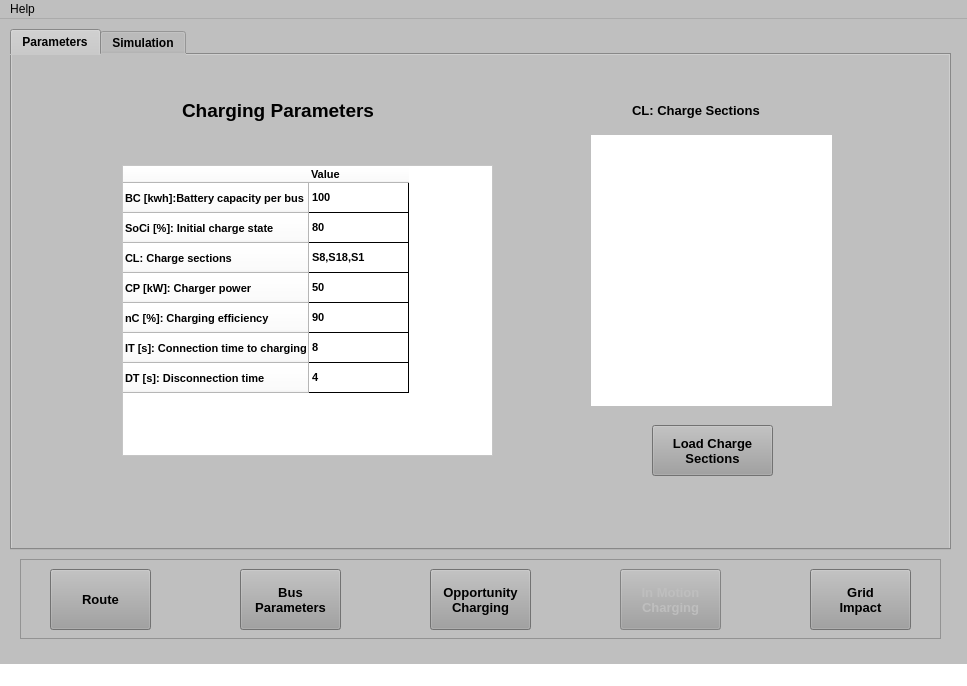
Above: UI/InterfaceDynamic.ui from Potter-Gryffindor/Proyecto-Final before the change. Below: the same form after it.
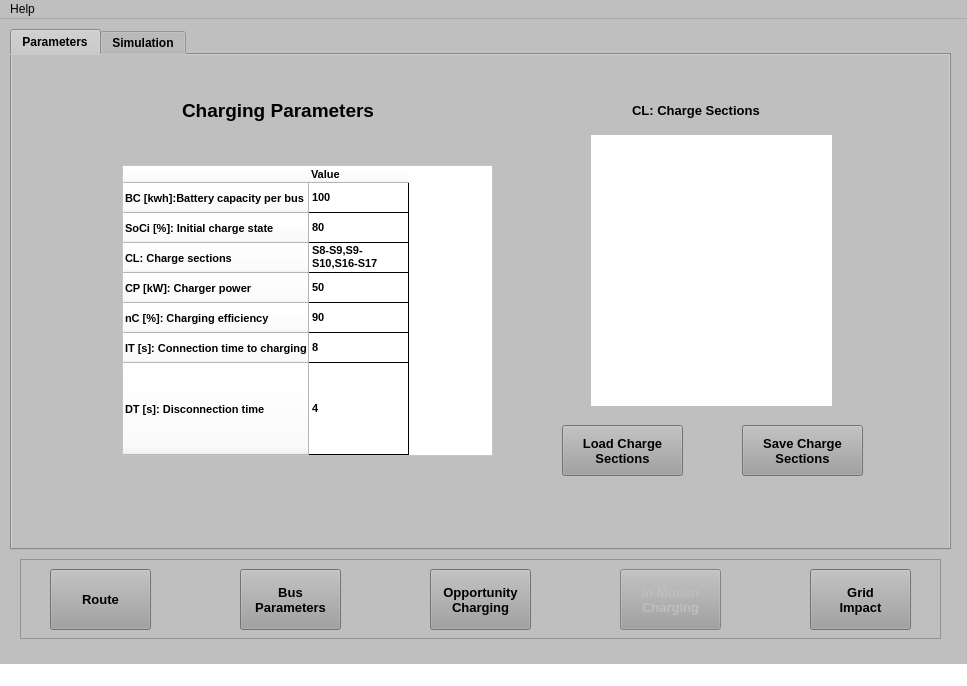
That is the form after the change. Icons and pictures are not drawn.

```diff
--- a/UI/InterfaceDynamic.ui
+++ b/UI/InterfaceDynamic.ui
@@ -1017,6 +1017,30 @@
       <property name="styleSheet">
        <string notr="true">background-color: rgb(255, 255, 255)</string>
       </property>
+      <property name="verticalScrollBarPolicy">
+       <enum>Qt::ScrollBarAsNeeded</enum>
+      </property>
+      <property name="horizontalScrollBarPolicy">
+       <enum>Qt::ScrollBarAsNeeded</enum>
+      </property>
+      <property name="sizeAdjustPolicy">
+       <enum>QAbstractScrollArea::AdjustIgnored</enum>
+      </property>
+      <property name="dragDropMode">
+       <enum>QAbstractItemView::NoDragDrop</enum>
+      </property>
+      <property name="textElideMode">
+       <enum>Qt::ElideRight</enum>
+      </property>
+      <property name="verticalScrollMode">
+       <enum>QAbstractItemView::ScrollPerPixel</enum>
+      </property>
+      <property name="horizontalScrollMode">
+       <enum>QAbstractItemView::ScrollPerPixel</enum>
+      </property>
+      <attribute name="verticalHeaderStretchLastSection">
+       <bool>true</bool>
+      </attribute>
       <row>
        <property name="text">
         <string>BC [kwh]:Battery capacity per bus</string>
@@ -1152,7 +1176,7 @@
       </item>
       <item row="2" column="0">
        <property name="text">
-        <string>S8,S18,S1</string>
+        <string>S8-S9,S9-S10,S16-S17</string>
        </property>
        <property name="font">
         <font>
@@ -1219,7 +1243,7 @@
      <widget class="QPushButton" name="RefreshSectionsButton">
       <property name="geometry">
        <rect>
-        <x>640</x>
+        <x>550</x>
         <y>370</y>
         <width>121</width>
         <height>51</height>
@@ -1290,6 +1314,34 @@
        <string>CL: Charge Sections</string>
       </property>
      </widget>
+     <widget class="QPushButton" name="SaveSectionsButton">
+      <property name="geometry">
+       <rect>
+        <x>730</x>
+        <y>370</y>
+        <width>121</width>
+        <height>51</height>
+       </rect>
+      </property>
+      <property name="font">
+       <font>
+        <family>MS Sans Serif</family>
+        <pointsize>10</pointsize>
+        <weight>75</weight>
+        <bold>true</bold>
+       </font>
+      </property>
+      <property name="statusTip">
+       <string>Push to go load charge sections</string>
+      </property>
+      <property name="styleSheet">
+       <string notr="true">background-color: rgb(159, 159, 159);</string>
+      </property>
+      <property name="text">
+       <string>Save Charge
+Sections</string>
+      </property>
+     </widget>
     </widget>
     <widget class="QWidget" name="OperationDiagramTab">
      <attribute name="title">
```
